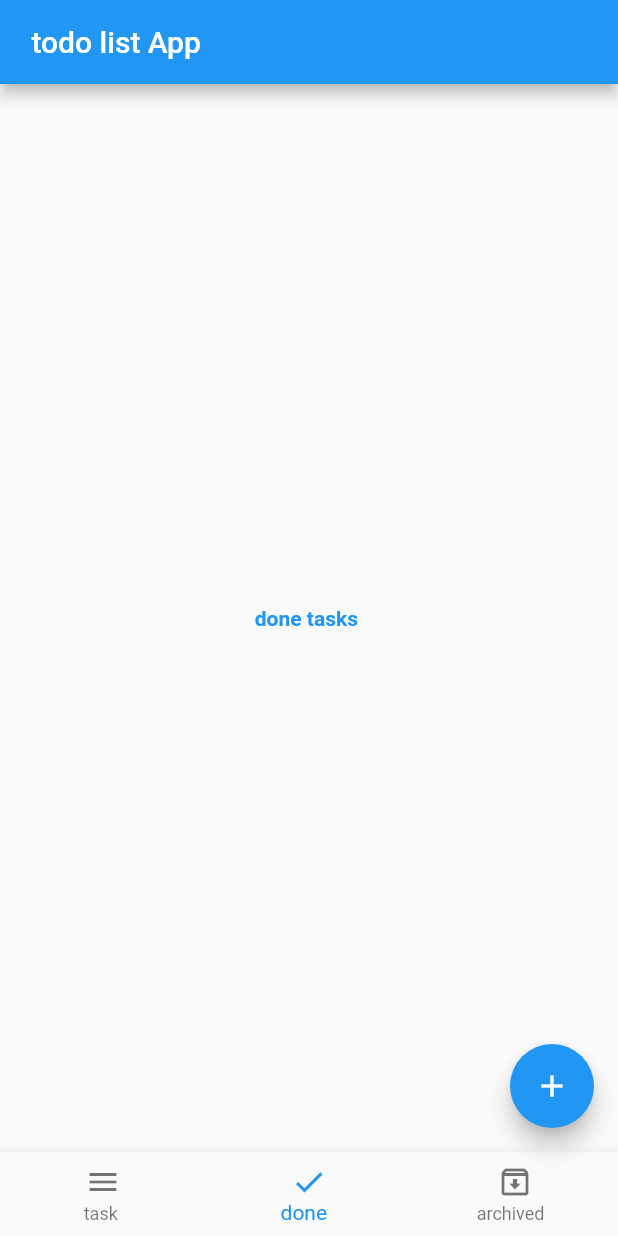
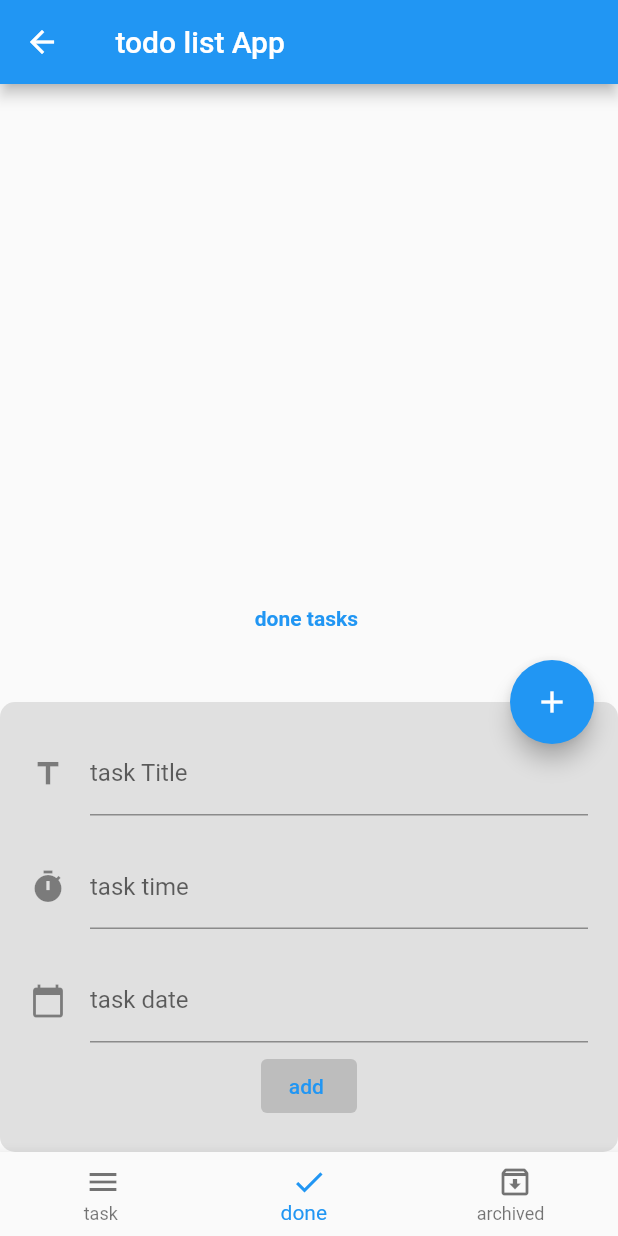
Before and after one commit to abir2301/tolo_list, a Flutter app: the screen it shows after launch, item 2 of the bottom bar chosen, after a tap on the "add" icon, on a phone screen of 412 x 824 dp. Run offline on Flutter 3.47's test engine with Material 2 defaults, Android fonts, the phone set to English and light mode, and no system bars; our stand-ins replace sqflite; accounts and stored records are empty.

Commit message:
insertdata

```diff
--- a/todolist/lib/Todo_Screen.dart
+++ b/todolist/lib/Todo_Screen.dart
@@ -1,4 +1,5 @@
 import 'package:flutter/material.dart';
+import 'package:todolist/component.dart/form.dart';
 import 'package:todolist/layout/ArchvedTaskScreen.dart';
 import 'package:todolist/layout/NewDoneTaskScreen.dart';
 import 'package:todolist/layout/NewTaskScreen.dart';
@@ -13,6 +14,9 @@ class TodoListScreen extends StatefulWidget {
 
 class _TodoListScreenState extends State<TodoListScreen> {
   int curentIndex = 0;
+  var ScaffoldKey = GlobalKey<ScaffoldState>();
+  var isbottumsheetshow = false;
+  IconData buttomicon = Icons.add;
   // ignore: non_constant_identifier_names
   List<Widget> Screens = [
     const NewTaskScreen(),
@@ -29,15 +33,29 @@ class _TodoListScreenState extends State<TodoListScreen> {
   @override
   Widget build(BuildContext context) {
     return (Scaffold(
+        key: ScaffoldKey,
         appBar: AppBar(
           title: const Text(' todo list App  '),
         ),
         body: Screens[curentIndex],
         // ignore: prefer_const_constructors
         floatingActionButton: FloatingActionButton(
-          child: const Icon(Icons.add),
-          onPressed: insertdatabase,
-        ),
+            child: Icon(buttomicon),
+            onPressed: () {
+              if (isbottumsheetshow) {
+                Navigator.pop(context);
+                isbottumsheetshow = false;
+                setState(() {
+                  buttomicon = Icons.edit;
+                });
+              } else {
+                ScaffoldKey.currentState?.showBottomSheet((context) => form());
+                isbottumsheetshow = true;
+                setState(() {
+                  buttomicon = Icons.add;
+                });
+              }
+            }),
         bottomNavigationBar: BottomNavigationBar(
             type: BottomNavigationBarType.fixed,
             currentIndex: curentIndex,
--- a/todolist/lib/component.dart/form.dart
+++ b/todolist/lib/component.dart/form.dart
@@ -1,6 +1,8 @@
 import 'package:flutter/cupertino.dart';
 import 'package:flutter/material.dart';
 import 'package:flutter/services.dart';
+import 'package:intl/intl.dart';
+import 'package:todolist/db/db.dart';
 
 Widget defaultTextFormField({
   required TextEditingController controller,
@@ -25,38 +27,55 @@ Widget defaultTextFormField({
   );
 }
 
-Widget form({required context}) {
+Widget form() {
   var titlecontroller = TextEditingController();
   var timecontroller = TextEditingController();
+  var datecontroller = TextEditingController();
+  // ignore: unused_local_variable
+  var formkey = GlobalKey<FormState>();
 
+  return MaterialApp(builder: (context, child) {
     return Form(
+      key: formkey,
       child: Container(
+        height: 300,
+        decoration: BoxDecoration(
+          borderRadius: BorderRadiusDirectional.circular(10),
           color: Colors.grey[300],
+        ),
         child: Padding(
           padding: const EdgeInsets.all(20),
           child: Column(
             mainAxisSize: MainAxisSize.min,
             children: [
-          defaultTextFormField(
+              Expanded(
+                child: TextFormField(
                   controller: titlecontroller,
-              onsubmit: (value) {
-                timecontroller.text = value;
+                  onFieldSubmitted: (value) {
+                    titlecontroller.text = value;
                   },
-              type: TextInputType.text,
-              validate: (value) {
-                if (value.isempty) {
-                  return ('value must not be empty ');
+                  keyboardType: TextInputType.text,
+                  validator: (value) {
+                    if (value!.isEmpty) {
+                      return ('title must not be empty ');
                     }
                   },
-              label: 'task Title',
-              iconform: Icons.title),
+                  decoration: const InputDecoration(
+                    label: Text('task Title'),
+                    icon: Icon(Icons.title),
+                  ),
+                ),
+              ),
               const SizedBox(
                 height: 20,
               ),
-          TextFormField(
+              Expanded(
+                child: TextFormField(
                     onTap: () {
-                showTimePicker(context: context, initialTime: TimeOfDay.now())
+                      showTimePicker(
+                              context: context, initialTime: TimeOfDay.now())
                           .then((value) {
+                        print(value.toString());
                         timecontroller.text = value!.format(context).toString();
                         print("time controller ${timecontroller.text}");
                       }).catchError((Error) {
@@ -67,13 +86,74 @@ Widget form({required context}) {
                     keyboardType: TextInputType.datetime,
                     validator: (value) {
                       if (value!.isEmpty) {
-                  return ('value must not be empty ');
+                        return ('time   must not be empty ');
                       }
                     },
                     decoration: const InputDecoration(
-                  label: Text("task time'"), icon: Icon(Icons.timer))),
+                        label: Text("task time"), icon: Icon(Icons.timer))),
+              ),
+              const SizedBox(
+                height: 20,
+              ),
+              Expanded(
+                child: TextFormField(
+                    onTap: () {
+                      showDatePicker(
+                              context: context,
+                              firstDate: DateTime.now(),
+                              initialDate: DateTime.now(),
+                              lastDate: DateTime(2050))
+                          .then((value) {
+                        print(value.toString());
+                        datecontroller.text = DateFormat.yMMMd().format(value!);
+                        print("time controller ${timecontroller.text}");
+                      }).catchError((Error) {
+                        print("error while get task time ");
+                      });
+                    },
+                    controller: datecontroller,
+                    keyboardType: TextInputType.datetime,
+                    validator: (value) {
+                      if (value!.isEmpty) {
+                        return ('date  must not be empty ');
+                      }
+                    },
+                    decoration: const InputDecoration(
+                        label: Text("task date "),
+                        icon: Icon(Icons.calendar_today))),
+              ),
+              SizedBox(
+                height: 5,
+              ),
+              TextButton(
+                  style: TextButton.styleFrom(
+                    primary: Colors.blue,
+                    backgroundColor: Colors.grey[400],
+                  ),
+                  child: Text("add "),
+                  onPressed: () {
+                    if (formkey.currentState!.validate()) {
+                      print("yes you can ");
+                      insertdatabase(
+                              title: titlecontroller.text,
+                              date: datecontroller.text,
+                              time: timecontroller.text)
+                          .then((value) {
+                        print("inserted succesfully ");
+                        print(
+                            "title=${titlecontroller.text}, \n date =${datecontroller.text} \n time  =${timecontroller.text} ");
+                      }).catchError(
+                        (Error) {
+                          print(" error while insert ");
+                        },
+                      );
+                    }
+                    ;
+                  })
             ],
           ),
         ),
-  ));
+      ),
+    );
+  });
 }
--- a/todolist/lib/db/db.dart
+++ b/todolist/lib/db/db.dart
@@ -1,34 +1,37 @@
 import 'package:sqflite/sqflite.dart';
 
-Database? database;
+Database? db;
 //create table task(id integer primary key,title text ,data text ,time text , status text  )')
 // ignore: non_constant_identifier_names
 void createdatabase() async {
   // ignore: unused_local_variable
-  var database = await openDatabase("todo.db", version: 2,
-      onCreate: (database, version) async {
+  var db = await openDatabase("app11.db", version: 11,
+      onCreate: (Database db, int version) async {
     print("data base created ");
-    await database
+    await db
         .execute(
-            'create table task(id integer primary key,title text ,data text ,time text , status text  )')
+            'create table task(id integer primary key,title text ,date text ,time text , status text )')
         .then((value) {
       print("table created ");
     }).catchError((Error) {
       print("error while creating table ");
     });
-  }, onOpen: (database) {
+  }, onOpen: (db) {
     print("data base opened ");
   });
 }
 
-void insertdatabase() {
-  print("hello insert");
-  database?.transaction((txn) async {
+Future insertdatabase({
+  required title,
+  required date,
+  required time,
+}) async {
+  return await db?.transaction((txn) async {
     await txn
         .rawInsert(
-            'INSERT INTO task (title, date, time,status) VALUES("fist task", "12/05/22", "12.53","new")')
+            'INSERT INTO task (title, date, time,status) VALUES ("$title", "$date", "$time","new")')
         .then((value) {
-      print("$value? inserted successfully ");
+      print("$value inserted successfully ");
     }).catchError((error) {
       print("error while inserting values ");
     });
--- a/todolist/pubspec.yaml
+++ b/todolist/pubspec.yaml
@@ -30,6 +30,8 @@ dependencies:
   flutter:
     sdk: flutter
   sqflite: ^2.0.2
+  date_format: ^2.0.5
+  intl: ^0.17.0
 
   # The following adds the Cupertino Icons font to your application.
   # Use with the CupertinoIcons class for iOS style icons.
```
Also changed, not shown: todolist/pubspec.lock. Lines whose indentation alone changed are shown as unchanged.
